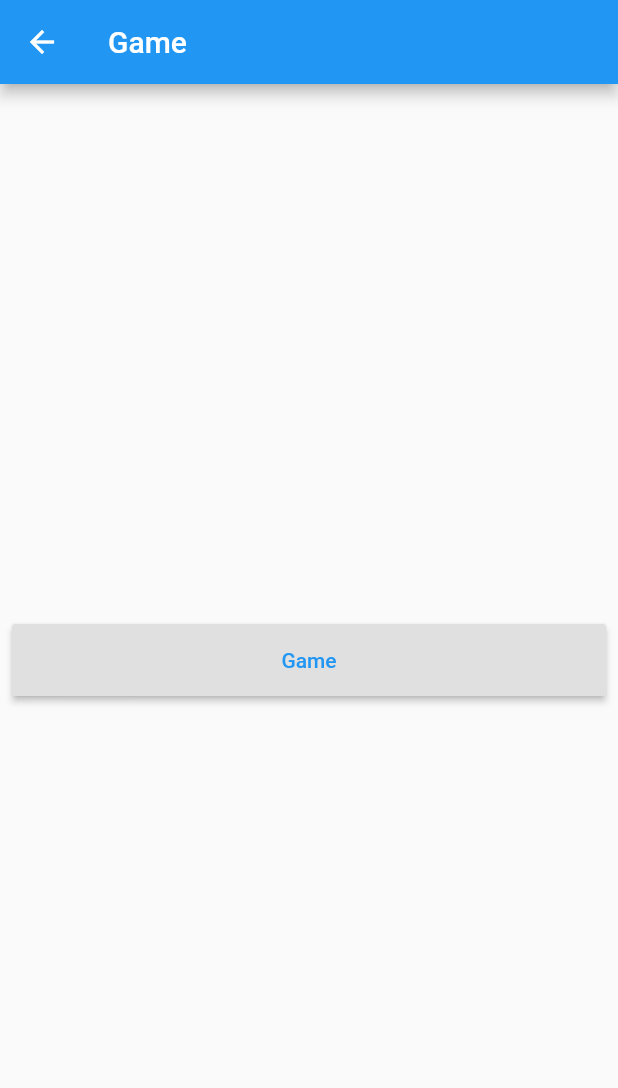
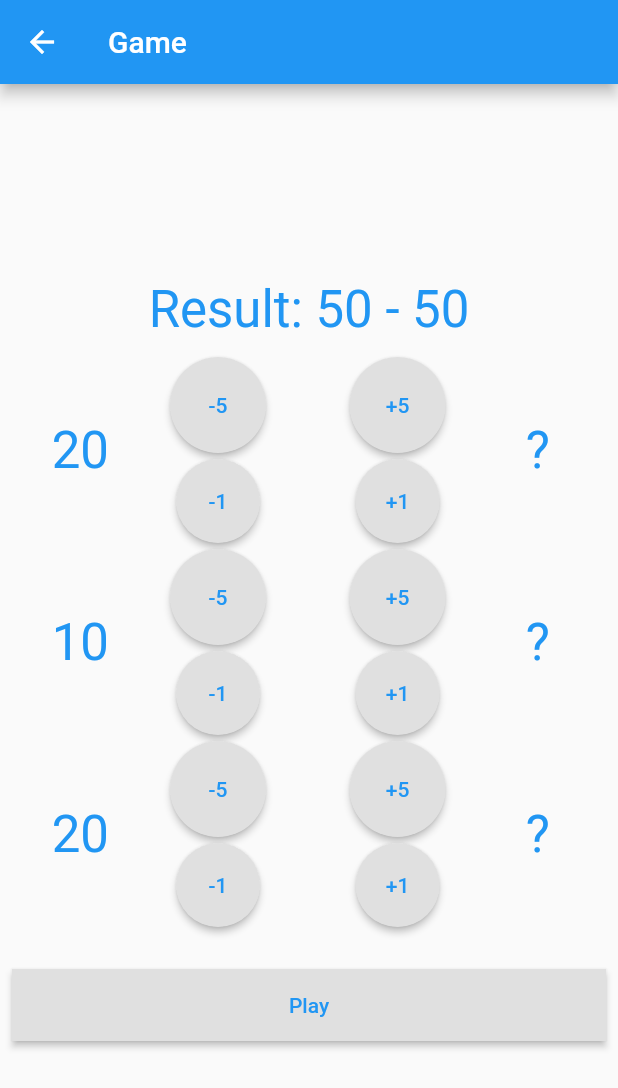
Before and after one commit to kamilmaciejak/piggy_bank, a Flutter app: the GameScreen screen opened by its route, on a phone screen of 412 x 824 dp. Shown: the top 1088 px of the screen. Run offline on Flutter 3.47's test engine with Material 2 defaults, Android fonts, the phone set to English and light mode, and no system bars; our stand-ins replace shared_preferences; accounts and stored records are empty.

Commit message:
Game screen

```diff
--- a/lib/screens/data/shared_preferences.dart
+++ b/lib/screens/data/shared_preferences.dart
@@ -9,12 +9,12 @@ Future<SharedPreferences> getSharedPreferences() async =>
 
 Future<bool> getBool(String key) async {
   final prefs = await SharedPreferences.getInstance();
-  return prefs.getBool(key) ?? false;
+  return prefs.containsKey(key) ? prefs.getBool(key) : false;
 }
 
 Future<String> getString(String key) async {
   final prefs = await SharedPreferences.getInstance();
-  return prefs.getString(key) ?? '';
+  return prefs.containsKey(key) ? prefs.getString(key) : '';
 }
 
 void setBool(String key, bool value) async {
--- a/lib/screens/game.dart
+++ b/lib/screens/game.dart
@@ -1,19 +1,171 @@
+import 'dart:math';
+
 import 'package:flutter/material.dart';
+import 'package:piggy_bank/screens/widgets/builders.dart';
 import 'package:piggy_bank/screens/widgets/custom_raised_button.dart';
 
-class GameScreen extends StatelessWidget {
+class GameScreen extends StatefulWidget {
   static const routeName = '/game';
   static const screenTitle = 'Game';
 
-  void _showGame(BuildContext context) {
-    Navigator.pushNamed(context, GameScreen.routeName);
+  @override
+  _GameScreenState createState() => _GameScreenState();
+}
+
+class _GameScreenState extends State<GameScreen> {
+  final _random = new Random();
+  int _total = 100;
+  int _result = 50;
+  List<int> _results1 = [20, 10, 20];
+  List<int> _results2 = [20, 10, 20];
+  bool _isPlayStep = true;
+
+  @override
+  void initState() {
+    super.initState();
+  }
+
+  void _increase(int index, value) {
+    final newTotal = _results1.reduce((a, b) => a + b) + value;
+    final newValue = _results1[index] + value;
+    if (newTotal <= _result) {
+      setState(() {
+        _results1[index] = newValue;
+      });
+    }
+  }
+
+  void _decrease(int index, value) {
+    final newValue = _results1[index] - value;
+    if (newValue > 0) {
+      setState(() {
+        _results1[index] = newValue;
+      });
+    }
+  }
+
+  int _next(int max) => 1 + _random.nextInt(max);
+
+  int _count(List<int> list) => list.reduce((a, b) => a + b);
+
+  bool _isEnabled() =>
+      !_results1.contains(0) &&
+      _count(_results1) == _result &&
+      _total - _result >= 3;
+
+  void _play(BuildContext context) {
+    final _result2 = _total - _result;
+    setState(() {
+      _results2[0] = _next(_result2 - 2);
+      _results2[1] = _next(_result2 - _results2[0] - 1);
+      _results2[2] = _result2 - _results2[0] - _results2[1];
+
+      for (int i = 0; i < _results1.length; i++) {
+        if (_results1[i] > _results2[i]) {
+          _results1[i] += _results2[i];
+          _results2[i] = 0;
+        } else if (_results1[i] < _results2[i]) {
+          _results2[i] += _results1[i];
+          _results1[i] = 0;
+        }
+      }
+      _result = _count(_results1);
+      _isPlayStep = false;
+    });
+  }
+
+  void _continue(BuildContext context) {
+    setState(() {
+      _isPlayStep = true;
+    });
+  }
+
+  Column _buildResultView() {
+    final children = <Widget>[
+      Text(
+        'Result: $_result - ${_total - _result}',
+        style: TextStyle(fontSize: 34, color: Colors.blue),
+      ),
+      SizedBox(height: 12),
+    ];
+    for (int i = 0; i < _results1.length; i++) {
+      children.add(
+        _buildResultRow(i),
+      );
+      children.add(SizedBox(height: 4));
+    }
+    return Column(
+      children: children,
+    );
+  }
+
+  Row _buildResultRow(int index) {
+    return Row(
+      mainAxisAlignment: MainAxisAlignment.spaceEvenly,
+      children: [
+        SizedBox(
+          width: 40,
+          child: Text(
+            '${_results1[index]}',
+            style: TextStyle(fontSize: 34, color: Colors.blue),
+            textAlign: TextAlign.center,
+          ),
+        ),
+        Column(
+          children: [
+            CustomRaisedButton(
+              onPressed: (context) => _decrease(index, 5),
+              text: '-5',
+              enabled: _isPlayStep,
+              padding: const EdgeInsets.all(24),
+              shape: const CircleBorder(),
+            ),
+            SizedBox(height: 4),
+            CustomRaisedButton(
+              onPressed: (context) => _decrease(index, 1),
+              text: '-1',
+              enabled: _isPlayStep,
+              padding: const EdgeInsets.all(20),
+              shape: const CircleBorder(),
+            ),
+          ],
+        ),
+        Column(
+          children: [
+            CustomRaisedButton(
+              onPressed: (context) => _increase(index, 5),
+              text: '+5',
+              enabled: _isPlayStep,
+              padding: const EdgeInsets.all(24),
+              shape: const CircleBorder(),
+            ),
+            SizedBox(height: 4),
+            CustomRaisedButton(
+              onPressed: (context) => _increase(index, 1),
+              text: '+1',
+              enabled: _isPlayStep,
+              padding: const EdgeInsets.all(20),
+              shape: const CircleBorder(),
+            ),
+          ],
+        ),
+        SizedBox(
+          width: 40,
+          child: Text(
+            _isPlayStep ? '?' : '${_results2[index]}',
+            style: TextStyle(fontSize: 34, color: Colors.blue),
+            textAlign: TextAlign.center,
+          ),
+        ),
+      ],
+    );
   }
 
   @override
   Widget build(BuildContext context) {
     return Scaffold(
       appBar: AppBar(
-        title: Text(screenTitle),
+        title: Text(GameScreen.screenTitle),
       ),
       body: Padding(
         padding: const EdgeInsets.all(8.0),
@@ -22,9 +174,22 @@ class GameScreen extends StatelessWidget {
             crossAxisAlignment: CrossAxisAlignment.stretch,
             mainAxisAlignment: MainAxisAlignment.center,
             children: <Widget>[
-              CustomRaisedButton(
-                onPressed: _showGame,
-                text: 'Game',
+              _buildResultView(),
+              SizedBox(height: 24),
+              buildVisibleWidget(
+                CustomRaisedButton(
+                  onPressed: _play,
+                  text: 'Play',
+                  enabled: _isEnabled(),
+                ),
+                _isPlayStep,
+              ),
+              buildVisibleWidget(
+                CustomRaisedButton(
+                  onPressed: _continue,
+                  text: 'OK',
+                ),
+                !_isPlayStep,
               ),
             ],
           ),
--- a/lib/screens/widgets/builders.dart
+++ b/lib/screens/widgets/builders.dart
@@ -1,6 +1,6 @@
 import 'package:flutter/widgets.dart';
 
 Widget buildVisibleWidget(Widget widget, bool visible) => Visibility(
-  visible: visible,
-  child: widget,
-);
+      visible: visible,
+      child: widget,
+    );
--- a/lib/screens/widgets/custom_raised_button.dart
+++ b/lib/screens/widgets/custom_raised_button.dart
@@ -4,20 +4,27 @@ import 'package:piggy_bank/screens/widgets/callbacks.dart';
 class CustomRaisedButton extends StatelessWidget {
   final PressedCallback onPressed;
   final String text;
+  final bool enabled;
+  final EdgeInsetsGeometry padding;
+  final ShapeBorder shape;
 
   CustomRaisedButton({
     Key key,
     @required this.onPressed,
     @required this.text,
+    this.enabled = true,
+    this.padding = const EdgeInsets.symmetric(vertical: 16),
+    this.shape = const RoundedRectangleBorder(),
   }) : super(key: key);
 
   @override
   Widget build(BuildContext context) {
     return RaisedButton(
-      onPressed: () => onPressed(context),
+      onPressed: enabled ? () => onPressed(context) : null,
       textColor: Colors.blue,
+      shape: shape,
       child: Container(
-        padding: const EdgeInsets.symmetric(vertical: 16.0),
+        padding: padding,
         child: Text(text),
       ),
     );
```
Also changed, not shown: lib/main.dart (+4 -3 lines), lib/models/login.dart (+2 -15 lines), lib/screens/home.dart (+4 -17 lines), lib/screens/login.dart (+7 -5 lines), lib/screens/settings.dart (+10 -12 lines), pubspec.lock.
